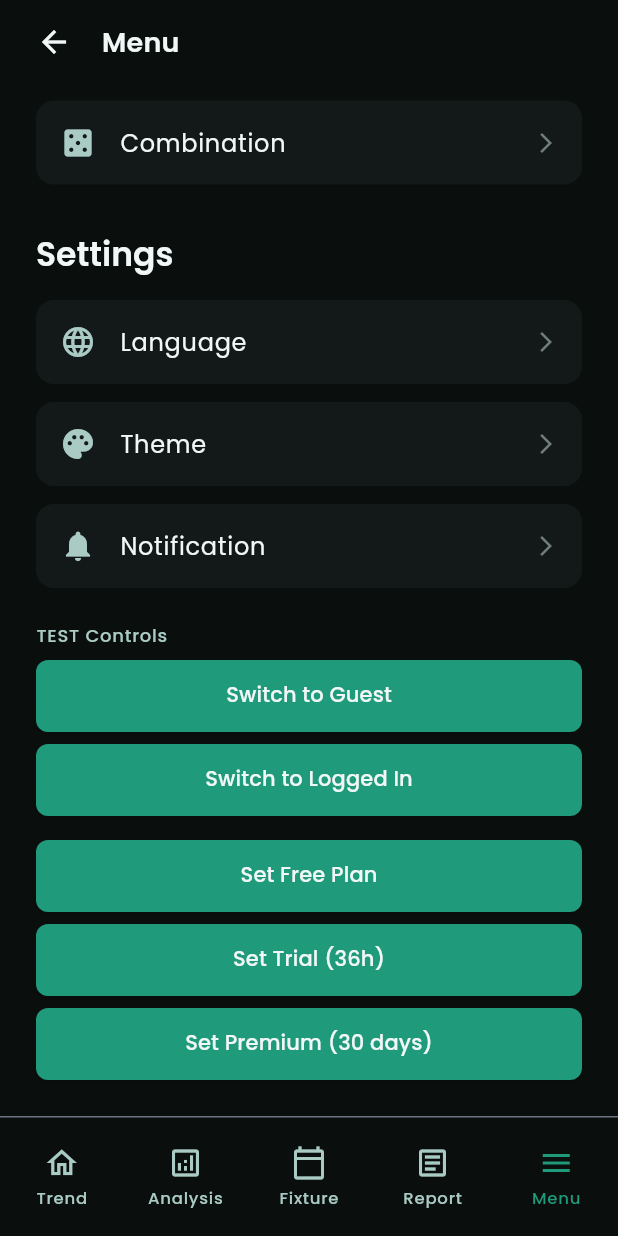
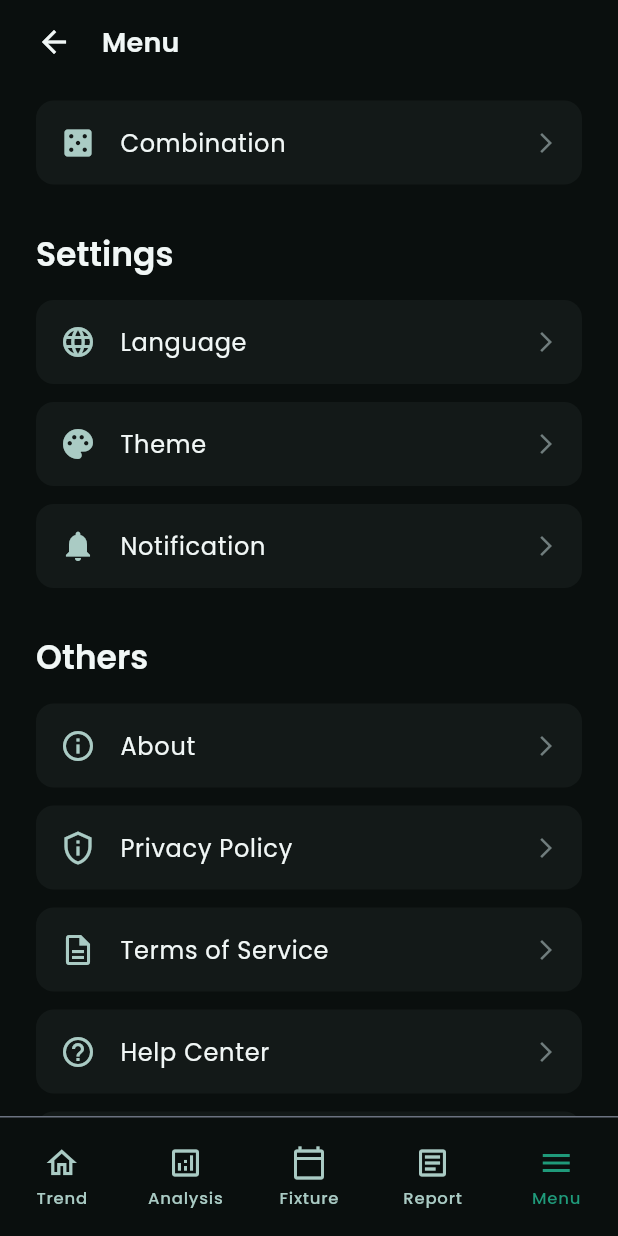
Before and after one commit to tri-kkk/TrendSoccer, a Flutter app: the MenuPage screen opened by its route, scrolled down 450 dp, on a phone screen of 412 x 824 dp. Run offline on Flutter 3.47's test engine with Material 3 defaults, Android fonts, the phone set to English and light mode, and no system bars; our stand-ins replace flutter_riverpod, go_router, google_fonts.

Commit message:
feat : add menu page others section (phase 4-5)

```diff
--- a/lib/features/menu/menu_page.dart
+++ b/lib/features/menu/menu_page.dart
@@ -48,6 +48,8 @@ class MenuPage extends ConsumerWidget {
             _buildExploreSection(),
             const SizedBox(height: 32),
             _buildSettingsSection(context, ref),
+            const SizedBox(height: 32),
+            _buildOthersSection(),
             const SizedBox(height: 24),
             _buildTestControls(ref),
           ],
@@ -461,6 +463,83 @@ class MenuPage extends ConsumerWidget {
     );
   }
 
+  Widget _buildOthersSection() {
+    return Column(
+      crossAxisAlignment: CrossAxisAlignment.start,
+      children: [
+        Text(
+          'Others',
+          style: AppTypography.titleLarge.copyWith(
+            color: AppColors.textPrimary,
+          ),
+        ),
+        const SizedBox(height: 16),
+        MenuListItem(
+          icon: Icons.info_outline,
+          title: 'About',
+          onTap: () {
+            // TODO: Navigate to About page
+          },
+        ),
+        const SizedBox(height: 12),
+        MenuListItem(
+          icon: Icons.privacy_tip_outlined,
+          title: 'Privacy Policy',
+          onTap: () {
+            // TODO: Navigate to Privacy Policy page
+          },
+        ),
+        const SizedBox(height: 12),
+        MenuListItem(
+          icon: Icons.description_outlined,
+          title: 'Terms of Service',
+          onTap: () {
+            // TODO: Navigate to Terms page
+          },
+        ),
+        const SizedBox(height: 12),
+        MenuListItem(
+          icon: Icons.help_outline,
+          title: 'Help Center',
+          onTap: () {
+            // TODO: Navigate to Help page
+          },
+        ),
+        const SizedBox(height: 12),
+        Container(
+          padding: const EdgeInsets.all(16),
+          decoration: BoxDecoration(
+            color: AppColors.surfaceRaised,
+            borderRadius: BorderRadius.circular(12),
+          ),
+          child: Row(
+            children: [
+              const Icon(
+                Icons.smartphone,
+                size: 24,
+                color: AppColors.textSecondary,
+              ),
+              const SizedBox(width: 16),
+              Text(
+                'App Version',
+                style: AppTypography.bodyLarge.copyWith(
+                  color: AppColors.textPrimary,
+                ),
+              ),
+              const Spacer(),
+              Text(
+                '1.0.0',
+                style: AppTypography.bodyMedium.copyWith(
+                  color: AppColors.textTertiary,
+                ),
+              ),
+            ],
+          ),
+        ),
+      ],
+    );
+  }
+
   Widget _buildTestControls(WidgetRef ref) {
     return Column(
       crossAxisAlignment: CrossAxisAlignment.start,
```
